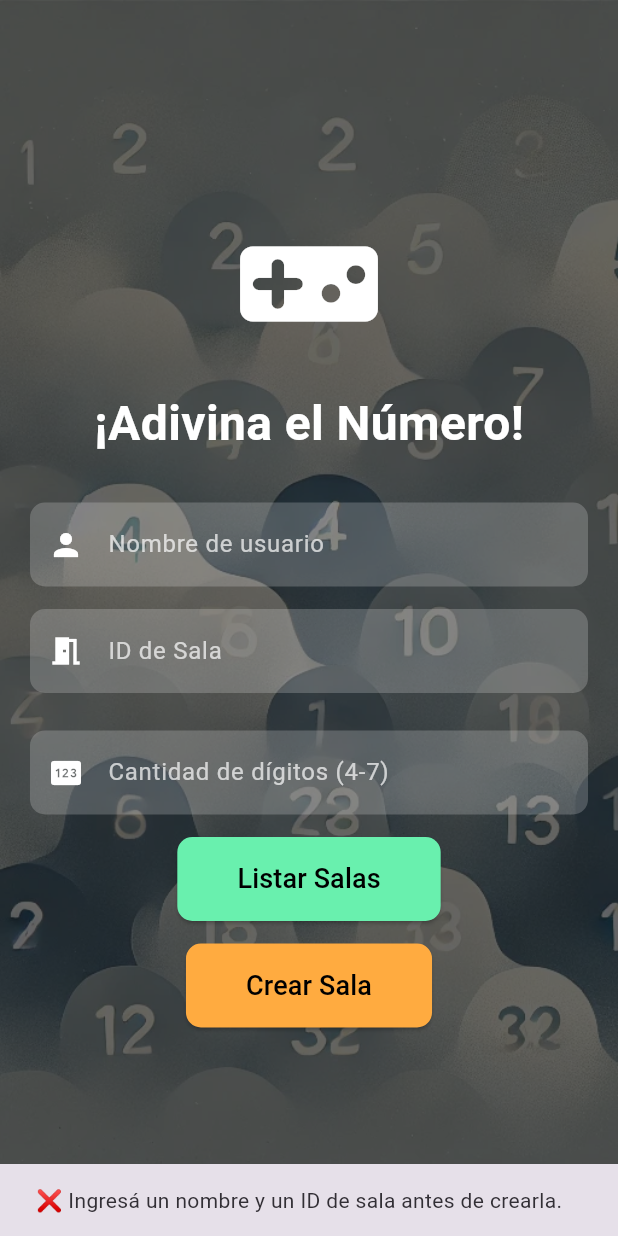
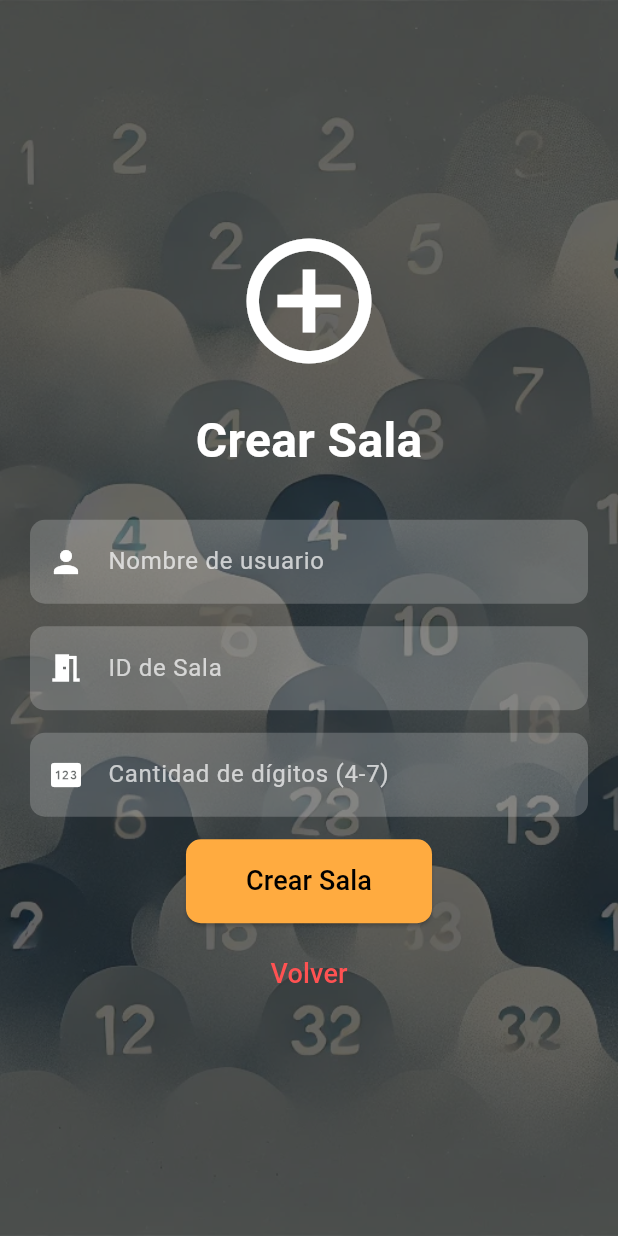
Before and after one commit to jesusromero92/GuessNumber, a Flutter app: the screen it shows after launch, after a tap on "Crear Sala", on a phone screen of 412 x 824 dp. Run offline on Flutter 3.47's test engine with Material 3 defaults, Android fonts, the light colour scheme and no system bars; our stand-ins replace lottie, shared_preferences.

Commit message:
v0.23 separacion crear sala

```diff
--- a/lib/CreateRoomScreen.dart
+++ b/lib/CreateRoomScreen.dart
@@ -0,0 +1,208 @@
+import 'dart:async';
+
+import 'package:flutter/material.dart';
+import 'package:http/http.dart' as http;
+import 'dart:convert';
+import 'package:shared_preferences/shared_preferences.dart';
+
+class CreateRoomScreen extends StatefulWidget {
+  @override
+  _CreateRoomScreenState createState() => _CreateRoomScreenState();
+}
+
+class _CreateRoomScreenState extends State<CreateRoomScreen> {
+  final TextEditingController _nameController = TextEditingController();
+  final TextEditingController _roomController = TextEditingController();
+  final TextEditingController _digitsController = TextEditingController();
+  bool _isJoining = false;
+
+  @override
+  void initState() {
+    super.initState();
+    _loadLastSession();
+  }
+
+  Future<void> _loadLastSession() async {
+    SharedPreferences prefs = await SharedPreferences.getInstance();
+    setState(() {
+      _nameController.text = prefs.getString("lastUsername") ?? "";
+      _roomController.text = prefs.getString("lastRoomId") ?? "";
+    });
+  }
+
+  Future<void> _saveLastSession(String username, String roomId) async {
+    SharedPreferences prefs = await SharedPreferences.getInstance();
+    await prefs.setString("lastUsername", username);
+    await prefs.setString("lastRoomId", roomId);
+  }
+
+  void _createRoom() async {
+    if (_nameController.text.isEmpty || _roomController.text.isEmpty) {
+      ScaffoldMessenger.of(context).showSnackBar(
+        SnackBar(content: Text("❌ Ingresá un nombre y un ID de sala antes de crearla.")),
+      );
+      return;
+    }
+
+    int? digits = int.tryParse(_digitsController.text);
+    if (digits == null || digits < 4 || digits > 7) {
+      digits = 4; // 🔥 Valor por defecto si no es válido
+    }
+
+    String roomId = _roomController.text.trim();
+    String username = _nameController.text.trim();
+
+    setState(() {
+      _isJoining = true;
+    });
+
+    try {
+      final response = await Future.any([
+        http.post(
+          Uri.parse('http://109.123.248.19:4000/create-room'),
+          headers: {"Content-Type": "application/json"},
+          body: jsonEncode({
+            "roomId": roomId,
+            "username": username,
+            "digits": digits,
+          }),
+        ),
+        Future.delayed(Duration(seconds: 5), () => throw TimeoutException("⏳ Tiempo de espera agotado")),
+      ]);
+
+      if (response is http.Response && response.statusCode == 200) {
+        final responseData = jsonDecode(response.body);
+        int roomDigits = responseData["digits"] ?? digits;
+
+        print("✅ Sala creada con éxito. Configurada para $roomDigits dígitos.");
+
+        await _saveLastSession(username, roomId);
+        Navigator.pushNamed(
+          context,
+          '/game',
+          arguments: {'username': username, 'roomId': roomId, 'digits': roomDigits},
+        );
+      } else {
+        ScaffoldMessenger.of(context).showSnackBar(
+          SnackBar(content: Text("❌ No se pudo crear la sala. Intenta con otro ID.")),
+        );
+      }
+    } catch (e) {
+      print("❌ Error en la creación de la sala: $e");
+      ScaffoldMessenger.of(context).showSnackBar(
+        SnackBar(content: Text("❌ Ocurrió un error al crear la sala o la solicitud tardó demasiado.")),
+      );
+    } finally {
+      setState(() {
+        _isJoining = false; // 🔥 Se reactiva el botón después de 5 segundos o si hubo error
+      });
+    }
+  }
+
+
+  @override
+  Widget build(BuildContext context) {
+    return Scaffold(
+      body: Stack(
+        children: [
+          Container(
+            decoration: BoxDecoration(
+              image: DecorationImage(
+                image: AssetImage("assets/background.png"),
+                fit: BoxFit.cover,
+                colorFilter: ColorFilter.mode(Colors.black.withOpacity(0.6), BlendMode.darken),
+              ),
+            ),
+          ),
+          Center(
+            child: Padding(
+              padding: const EdgeInsets.all(20.0),
+              child: Column(
+                mainAxisSize: MainAxisSize.min,
+                children: [
+                  Icon(Icons.add_circle_outline, color: Colors.white, size: 100),
+                  SizedBox(height: 20),
+                  Text(
+                    "Crear Sala",
+                    style: TextStyle(fontSize: 32, fontWeight: FontWeight.bold, color: Colors.white),
+                  ),
+                  SizedBox(height: 30),
+                  TextField(
+                    controller: _nameController,
+                    style: TextStyle(color: Colors.white),
+                    decoration: InputDecoration(
+                      filled: true,
+                      fillColor: Colors.white.withOpacity(0.2),
+                      hintText: "Nombre de usuario",
+                      hintStyle: TextStyle(color: Colors.white70),
+                      prefixIcon: Icon(Icons.person, color: Colors.white),
+                      border: OutlineInputBorder(
+                        borderRadius: BorderRadius.circular(10),
+                        borderSide: BorderSide.none,
+                      ),
+                    ),
+                  ),
+                  SizedBox(height: 15),
+                  TextField(
+                    controller: _roomController,
+                    style: TextStyle(color: Colors.white),
+                    decoration: InputDecoration(
+                      filled: true,
+                      fillColor: Colors.white.withOpacity(0.2),
+                      hintText: "ID de Sala",
+                      hintStyle: TextStyle(color: Colors.white70),
+                      prefixIcon: Icon(Icons.meeting_room, color: Colors.white),
+                      border: OutlineInputBorder(
+                        borderRadius: BorderRadius.circular(10),
+                        borderSide: BorderSide.none,
+                      ),
+                    ),
+                  ),
+                  SizedBox(height: 15),
+                  TextField(
+                    controller: _digitsController,
+                    keyboardType: TextInputType.number,
+                    style: TextStyle(color: Colors.white),
+                    decoration: InputDecoration(
+                      filled: true,
+                      fillColor: Colors.white.withOpacity(0.2),
+                      hintText: "Cantidad de dígitos (4-7)",
+                      hintStyle: TextStyle(color: Colors.white70),
+                      prefixIcon: Icon(Icons.pin, color: Colors.white),
+                      border: OutlineInputBorder(
+                        borderRadius: BorderRadius.circular(10),
+                        borderSide: BorderSide.none,
+                      ),
+                    ),
+                  ),
+                  SizedBox(height: 15),
+                  ElevatedButton(
+                    onPressed: _isJoining ? null : _createRoom,
+                    style: ElevatedButton.styleFrom(
+                      padding: EdgeInsets.symmetric(horizontal: 40, vertical: 15),
+                      shape: RoundedRectangleBorder(borderRadius: BorderRadius.circular(10)),
+                      backgroundColor: _isJoining ? Colors.grey : Colors.orangeAccent,
+                    ),
+                    child: _isJoining
+                        ? SizedBox(
+                      height: 24,
+                      width: 24,
+                      child: CircularProgressIndicator(color: Colors.black, strokeWidth: 3),
+                    )
+                        : Text("Crear Sala", style: TextStyle(fontSize: 18, color: Colors.black)),
+                  ),
+
+                  SizedBox(height: 10),
+                  TextButton(
+                    onPressed: () => Navigator.pop(context),
+                    child: Text("Volver", style: TextStyle(color: Colors.redAccent, fontSize: 18)),
+                  ),
+                ],
+              ),
+            ),
+          ),
+        ],
+      ),
+    );
+  }
+}
--- a/lib/main.dart
+++ b/lib/main.dart
@@ -6,6 +6,8 @@ import 'package:web_socket_channel/io.dart';
 import 'package:http/http.dart' as http;
 import 'package:guess_number/game_screen.dart';
 import 'package:shared_preferences/shared_preferences.dart';
+
+import 'CreateRoomScreen.dart';
 
 void main() {
   runApp(MyApp());
@@ -135,7 +137,7 @@ class _MainScreenState extends State<MainScreen> {
   }
 
   // 🔥 Método para obtener la lista de salas disponibles desde la API
-  Future<void> _showAvailableRooms() async {
+  Future<void> _showAvailableRooms(BuildContext context) async {
     try {
       final response = await http.get(Uri.parse('http://109.123.248.19:4000/list-rooms'));
 
@@ -480,18 +482,15 @@ class _MainScreenState extends State<MainScreen> {
     return Scaffold(
       body: Stack(
         children: [
-          // 🔥 Fondo
           Container(
             decoration: BoxDecoration(
               image: DecorationImage(
                 image: AssetImage("assets/background.png"),
                 fit: BoxFit.cover,
-                colorFilter: ColorFilter.mode(
-                    Colors.black.withOpacity(0.6), BlendMode.darken),
+                colorFilter: ColorFilter.mode(Colors.black.withOpacity(0.6), BlendMode.darken),
               ),
             ),
           ),
-
           Center(
             child: Padding(
               padding: const EdgeInsets.all(20.0),
@@ -505,120 +504,26 @@ class _MainScreenState extends State<MainScreen> {
                     style: TextStyle(fontSize: 32, fontWeight: FontWeight.bold, color: Colors.white),
                   ),
                   SizedBox(height: 30),
-
-                  // 🔥 Input Nombre de Usuario
-                  // 🔥 Input Nombre de Usuario con validación
-                  TextField(
-                    controller: _nameController,
-                    style: TextStyle(color: Colors.white),
-                    decoration: InputDecoration(
-                      filled: true,
-                      fillColor: Colors.white.withOpacity(0.2),
-                      hintText: "Nombre de usuario",
-                      hintStyle: TextStyle(color: Colors.white70),
-                      prefixIcon: Icon(Icons.person, color: Colors.white),
-                      border: OutlineInputBorder(
-                        borderRadius: BorderRadius.circular(10),
-                        borderSide: BorderSide.none,
+                  ElevatedButton(
+                    onPressed: () => Navigator.push(
+                      context,
+                      PageRouteBuilder(
+                        pageBuilder: (context, animation1, animation2) => CreateRoomScreen(),
+                        transitionDuration: Duration.zero, // 🔥 Sin animación
+                        reverseTransitionDuration: Duration.zero, // 🔥 Sin animación al volver
                       ),
                     ),
-                    onChanged: (value) {
-                      if (value.contains("?") || value.contains("¿")) {
-                        ScaffoldMessenger.of(context).showSnackBar(
-                          SnackBar(content: Text("❌ No se permiten los caracteres '?' o '¿'.")),
-                        );
-
-                        // 🔥 Elimina automáticamente los caracteres inválidos
-                        setState(() {
-                          _nameController.text = value.replaceAll(RegExp(r'[?¿]'), '');
-                          _nameController.selection = TextSelection.fromPosition(
-                            TextPosition(offset: _nameController.text.length),
-                          );
-                        });
-                      }
-                    },
-                  ),
-
-
-                  SizedBox(height: 15),
-
-                  // 🔥 Input ID de Sala
-                  TextField(
-                    controller: _roomController,
-                    style: TextStyle(color: Colors.white),
-                    decoration: InputDecoration(
-                      filled: true,
-                      fillColor: Colors.white.withOpacity(0.2),
-                      hintText: "ID de Sala",
-                      hintStyle: TextStyle(color: Colors.white70),
-                      prefixIcon: Icon(Icons.meeting_room, color: Colors.white),
-                      border: OutlineInputBorder(
-                        borderRadius: BorderRadius.circular(10),
-                        borderSide: BorderSide.none,
-                      ),
-                    ),
-                  ),
-
-                  SizedBox(height: 25),
-
-                  // 🔥 Input para definir la cantidad de dígitos en la sala
-                  TextField(
-                    controller: _digitsController,
-                    keyboardType: TextInputType.number,
-                    style: TextStyle(color: Colors.white),
-                    decoration: InputDecoration(
-                      filled: true,
-                      fillColor: Colors.white.withOpacity(0.2),
-                      hintText: "Cantidad de dígitos (4-7)",
-                      hintStyle: TextStyle(color: Colors.white70),
-                      prefixIcon: Icon(Icons.pin, color: Colors.white),
-                      border: OutlineInputBorder(
-                        borderRadius: BorderRadius.circular(10),
-                        borderSide: BorderSide.none,
-                      ),
-                    ),
-                    onChanged: (value) {
-                      int? newValue = int.tryParse(value);
-                      if (newValue == null || newValue < 4 || newValue > 7) {
-                        _digitsController.text = "4"; // 🔥 Si es inválido, vuelve a 4
-                      }
-                    },
-                  ),
-
-                  SizedBox(height: 15),
-
-                  // 🔥 Botón de Unirse a la Sala
-                  // 🔥 Botón de Unirse a la Sala con verificación de capacida
-                  // 🔥 Botón para listar salas disponibles
-                  ElevatedButton(
-                    onPressed: _isJoining ? null : _showAvailableRooms,
-                    style: ElevatedButton.styleFrom(
-                      padding: EdgeInsets.symmetric(horizontal: 40, vertical: 15),
-                      shape: RoundedRectangleBorder(borderRadius: BorderRadius.circular(10)),
-                      backgroundColor: Colors.greenAccent, // 🔥 Color diferente para diferenciarlo
-                    ),
-                    child: Text("Listar Salas", style: TextStyle(fontSize: 18, color: Colors.black)),
-                  ),
-                  SizedBox(height: 15),
-                  // 🔥 Agregar este botón en el `build` dentro de `Column`
-                  ElevatedButton(
-                    onPressed: _isJoining ? null : _createRoom,
-                    style: ElevatedButton.styleFrom(
-                      padding: EdgeInsets.symmetric(horizontal: 40, vertical: 15),
-                      shape: RoundedRectangleBorder(borderRadius: BorderRadius.circular(10)),
-                      backgroundColor: Colors.orangeAccent,
-                    ),
+                    style: ElevatedButton.styleFrom(backgroundColor: Colors.orangeAccent),
                     child: Text("Crear Sala", style: TextStyle(fontSize: 18, color: Colors.black)),
                   ),
 
 
-
-
-
-
-
-
-
+                  SizedBox(height: 10),
+                  ElevatedButton(
+                    onPressed: () => _showAvailableRooms(context),
+                    style: ElevatedButton.styleFrom(backgroundColor: Colors.greenAccent),
+                    child: Text("Listar Salas", style: TextStyle(fontSize: 18, color: Colors.black)),
+                  ),
                 ],
               ),
             ),
```
